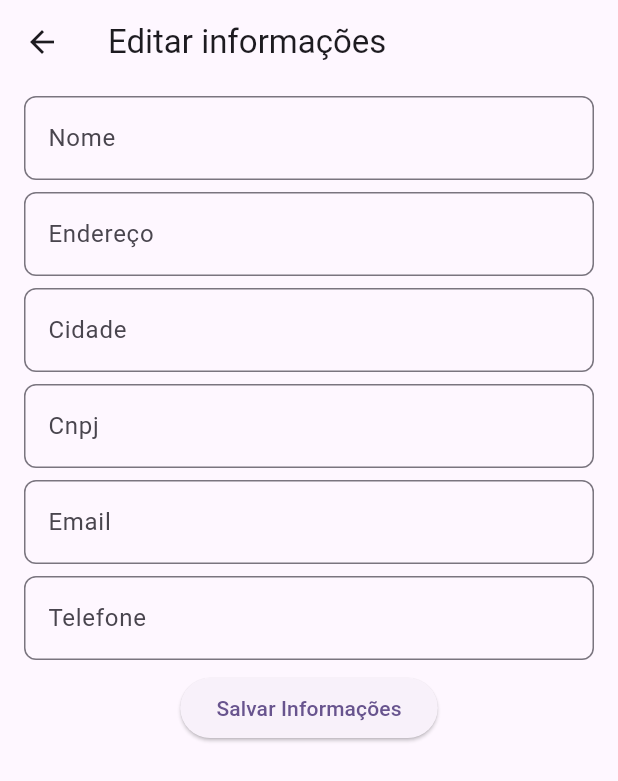
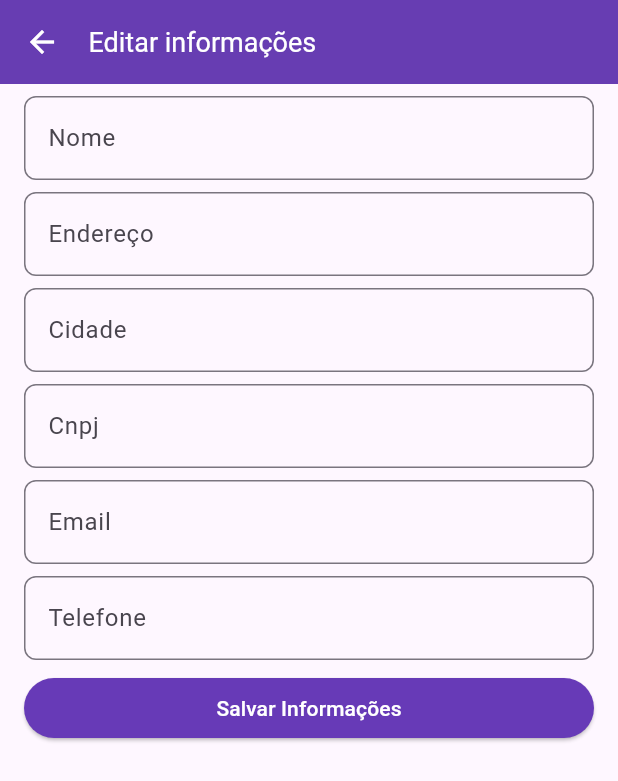
Before and after one commit to lucasmcar/orcamento-app-mobile, a Flutter app: the EditarPage screen opened by its route, on a phone screen of 412 x 824 dp. Shown: the top 781 px of the screen. Run offline on Flutter 3.47's test engine with Material 3 defaults, Android fonts, the phone set to English and light mode, and no system bars; our stand-ins replace easy_splash_screen, google_fonts, google_mobile_ads, image_picker, mask_text_input_formatter, permission_handler and 3 more; missing offline and left inert: flutter_pdfview; accounts and stored records are empty.

Commit message:
Ajuste na tela, espaçamento na appbar, tamanho fonte e ajuste botao de edição

```diff
--- a/lib/helper/database_helper.dart
+++ b/lib/helper/database_helper.dart
@@ -1,6 +1,4 @@
 import 'package:sqflite/sqflite.dart';
-import 'package:orcamento_app/models/pdf.dart';
-import 'package:path/path.dart';
 
 class DatabaseHelper {
   static final DatabaseHelper instance = DatabaseHelper._init();
@@ -66,7 +64,6 @@ class DatabaseHelper {
   Future<List<Map<String, Object?>>?> getPdfs() async {
     final db = await instance.database;
     final result = await db.query('pdf_path_db');
-    print(result);
     return result.isNotEmpty ? result : null;
   }
 
--- a/lib/screens/editar_page.dart
+++ b/lib/screens/editar_page.dart
@@ -56,7 +56,16 @@ class _EditarPageState extends State<EditarPage> {
   @override
   Widget build(BuildContext context) {
     return Scaffold(
-      appBar: AppBar(title: Text("Editar informações")),
+      appBar: AppBar(
+        titleSpacing: 3,
+        elevation: 7,
+        title: Text(
+          "Editar informações",
+          style: TextStyle(fontSize: 18),
+        ),
+        foregroundColor: Colors.white,
+        backgroundColor: Colors.deepPurple,
+      ),
       body: _isLoading && empresa != null
           ? Center(
               child: Column(
@@ -71,9 +80,11 @@ class _EditarPageState extends State<EditarPage> {
                   Form(
                     key: _editEmpresaKey,
                     child: Column(
+                      crossAxisAlignment: CrossAxisAlignment.stretch,
                       children: [
                         Padding(
-                            padding: EdgeInsets.only(right: 16, left: 16, top: 8),
+                            padding:
+                                EdgeInsets.only(right: 16, left: 16, top: 8),
                             child: TextFormField(
                               validator: (value) =>
                                   value!.isEmpty ? 'Campo obrigatório' : null,
@@ -161,7 +172,10 @@ class _EditarPageState extends State<EditarPage> {
                           ),
                         ),
                         SizedBox(height: 8),
-                        ElevatedButton(
+                        Padding(padding: EdgeInsets.only(right: 16, left: 16), child: ElevatedButton(
+                            style: ElevatedButton.styleFrom(
+                                backgroundColor: Colors.deepPurple,
+                                foregroundColor: Colors.white),
                             onPressed: () {
                               if (_editEmpresaKey.currentState!.validate()) {
                                 final empresa = Empresa(
@@ -186,7 +200,8 @@ class _EditarPageState extends State<EditarPage> {
                                     ));
                               }
                             },
-                            child: Text("Salvar Informações"))
+                            child: Text("Salvar Informações")))
+
                       ],
                     ),
                   )
--- a/lib/screens/home_page.dart
+++ b/lib/screens/home_page.dart
@@ -30,6 +30,7 @@ class _HomePageState extends State<HomePage> with TickerProviderStateMixin {
   Widget build(BuildContext context) {
     return Scaffold(
       appBar: AppBar(
+        titleSpacing: 3,
         foregroundColor: Colors.white,
         actions: [
           PopupMenuButton<String>(
@@ -69,7 +70,7 @@ class _HomePageState extends State<HomePage> with TickerProviderStateMixin {
         ],
         title: Text(
           "Feed",
-          style: TextStyle(color: Colors.white),
+          style: TextStyle(color: Colors.white, fontSize: 18),
         ),
         backgroundColor: Colors.deepPurple,
         bottom: TabBar(
--- a/lib/screens/info_orcamento.dart
+++ b/lib/screens/info_orcamento.dart
@@ -161,6 +161,7 @@ class _InfoOrcamentoState extends State<InfoOrcamento> {
   Widget build(BuildContext context) {
     return Scaffold(
       appBar: AppBar(
+        foregroundColor: Colors.white,
         title: Text(
           'Criar Orçamento',
           style: TextStyle(color: Colors.white),
--- a/lib/screens/sobre_page.dart
+++ b/lib/screens/sobre_page.dart
@@ -8,9 +8,10 @@ class SobrePage extends StatelessWidget {
   Widget build(BuildContext context) {
     return Scaffold(
         appBar: AppBar(
+          titleSpacing: 3,
           foregroundColor: Colors.white,
           backgroundColor: Colors.deepPurple,
-          title: Text('Sobre o app'),
+          title: Text('Sobre o app', style: TextStyle(fontSize: 18)),
         ),
         body: SingleChildScrollView(
           child: Column(
```
Also changed, not shown: lib/main.dart (+4 -6 lines), lib/screens/config_page.dart (+11 -5 lines), lib/screens/empresa_info.dart (+20 -18 lines), lib/screens/pdf_preview.dart (+10 -3 lines), lib/screens/splash.dart (+3 -7 lines), 3 other files.
